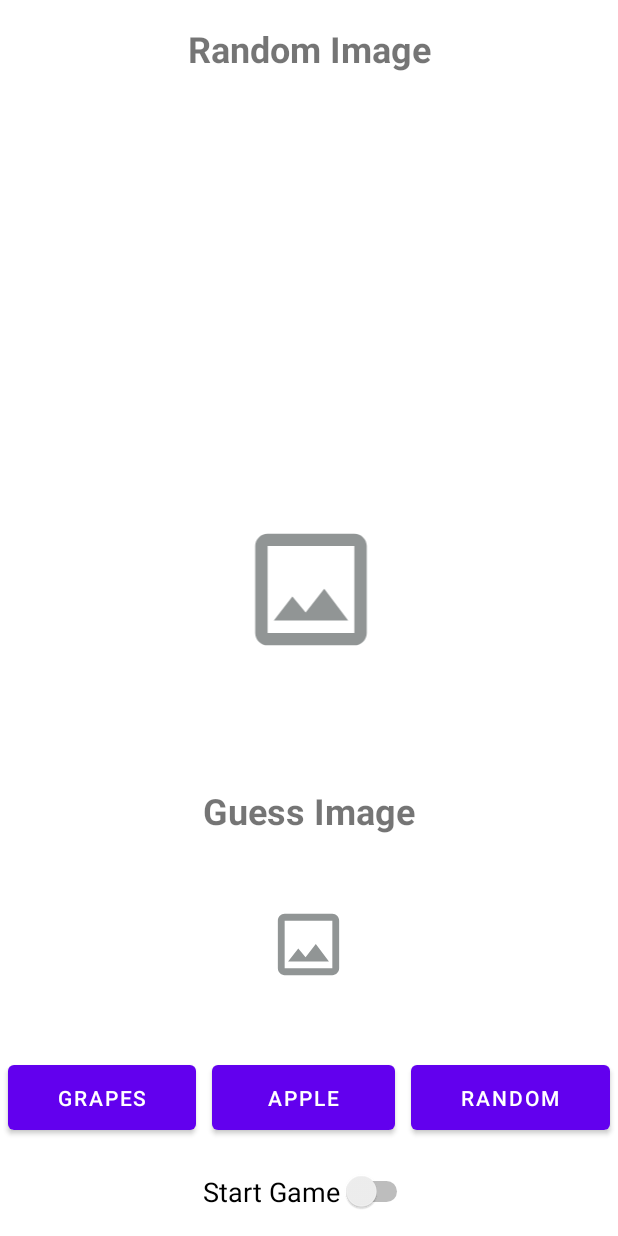
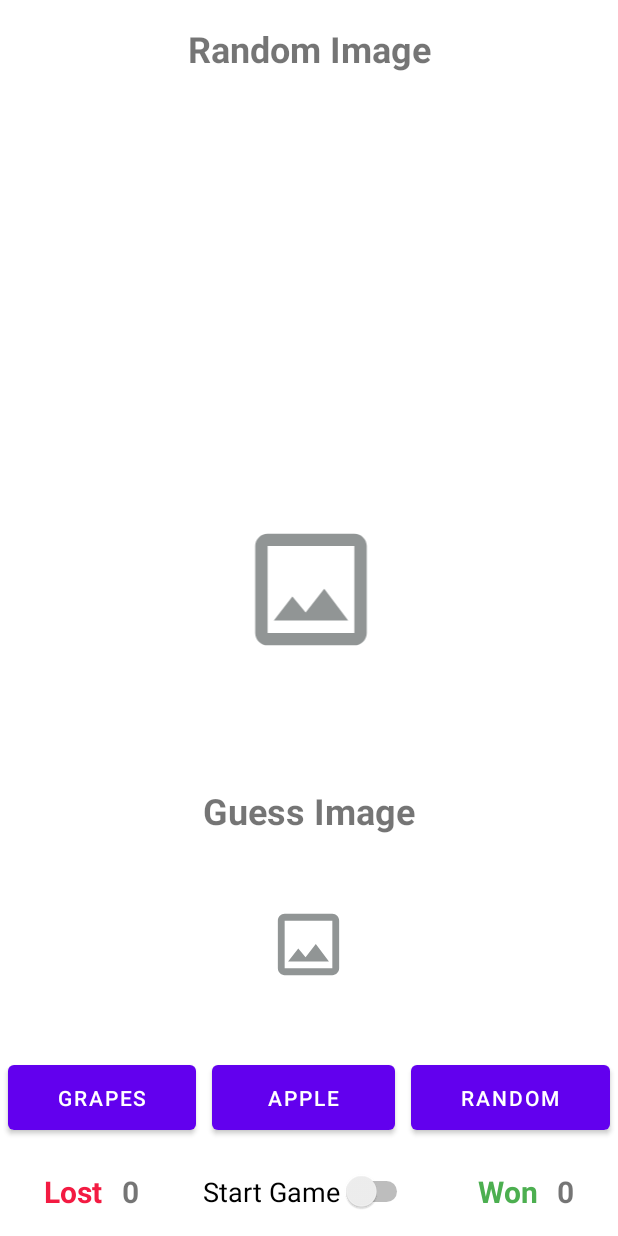
Before and after one commit to Manasseh-Ankrah/JuicyQuest, an Android app: the layout activity_main.xml on its own in the app's theme, with its tools: preview values and no code run, on a phone screen of 412 x 824 dp. Run offline under Robolectric (Android 15) with nearby library versions, the phone set to English and light mode, and no system bars.

Commit message:
Added lost and won indicator

```diff
--- a/app/src/main/res/layout/activity_main.xml
+++ b/app/src/main/res/layout/activity_main.xml
@@ -108,4 +108,65 @@
         app:layout_constraintEnd_toEndOf="parent"
         app:layout_constraintStart_toStartOf="parent"
         app:layout_constraintTop_toTopOf="parent" />
+
+    <LinearLayout
+        android:layout_width="103dp"
+        android:layout_height="30dp"
+        android:layout_marginTop="16dp"
+        android:orientation="horizontal"
+        app:layout_constraintEnd_toStartOf="@+id/switchStart"
+        app:layout_constraintStart_toStartOf="parent"
+        app:layout_constraintTop_toBottomOf="@+id/linearLayout">
+
+        <TextView
+            android:id="@+id/textView3"
+            android:layout_width="wrap_content"
+            android:layout_height="match_parent"
+            android:layout_weight="1"
+            android:text="Lost"
+            android:textAlignment="center"
+            android:textColor="#F31B42"
+            android:textSize="20sp"
+            android:textStyle="bold" />
+
+        <TextView
+            android:id="@+id/lostCount"
+            android:layout_width="wrap_content"
+            android:layout_height="wrap_content"
+            android:layout_weight="1"
+            android:text="0"
+            android:textSize="20sp"
+            android:textStyle="bold" />
+    </LinearLayout>
+
+    <LinearLayout
+        android:layout_width="103dp"
+        android:layout_height="30dp"
+        android:layout_marginTop="16dp"
+        android:orientation="horizontal"
+        app:layout_constraintEnd_toEndOf="parent"
+        app:layout_constraintStart_toEndOf="@+id/switchStart"
+        app:layout_constraintTop_toBottomOf="@+id/linearLayout">
+
+        <TextView
+            android:id="@+id/textView5"
+            android:layout_width="wrap_content"
+            android:layout_height="wrap_content"
+            android:layout_weight="1"
+            android:text="Won"
+            android:textAlignment="textEnd"
+            android:textColor="#4CAF50"
+            android:textSize="20sp"
+            android:textStyle="bold" />
+
+        <TextView
+            android:id="@+id/textView6"
+            android:layout_width="wrap_content"
+            android:layout_height="wrap_content"
+            android:layout_weight="1"
+            android:text="0"
+            android:textAlignment="center"
+            android:textSize="20sp"
+            android:textStyle="bold" />
+    </LinearLayout>
 </androidx.constraintlayout.widget.ConstraintLayout>
```
